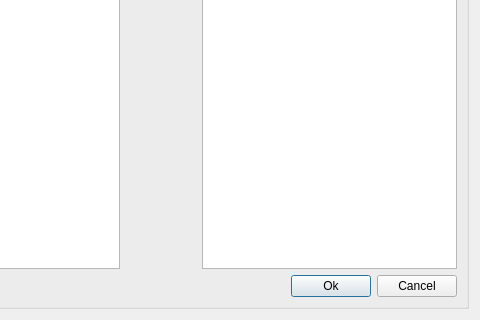
Qt form ui/multirow_selector.ui (bgeo-gis/treemanage_qgis_pluggin) before a commit; both pictures show x 157 to 637 and y 381 to 701 of the 637 by 701 pixel window.
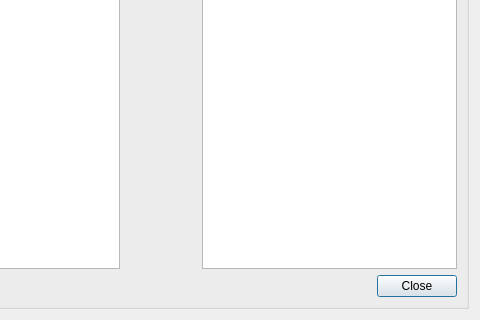
The same form after that commit.

Patch:
```diff
--- a/ui/multirow_selector.ui
+++ b/ui/multirow_selector.ui
@@ -45,22 +45,9 @@
          </spacer>
         </item>
         <item>
-         <widget class="QPushButton" name="btn_ok">
-          <property name="sizePolicy">
-           <sizepolicy hsizetype="Fixed" vsizetype="Fixed">
-            <horstretch>0</horstretch>
-            <verstretch>0</verstretch>
-           </sizepolicy>
-          </property>
+         <widget class="QPushButton" name="btn_close">
           <property name="text">
-           <string>Ok</string>
-          </property>
-         </widget>
-        </item>
-        <item>
-         <widget class="QPushButton" name="btn_cancel">
-          <property name="text">
-           <string>Cancel</string>
+           <string>Close</string>
           </property>
          </widget>
         </item>
```
